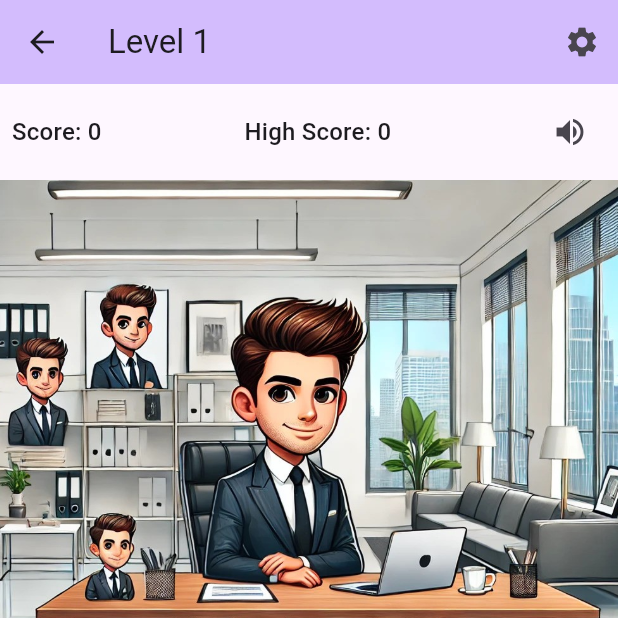
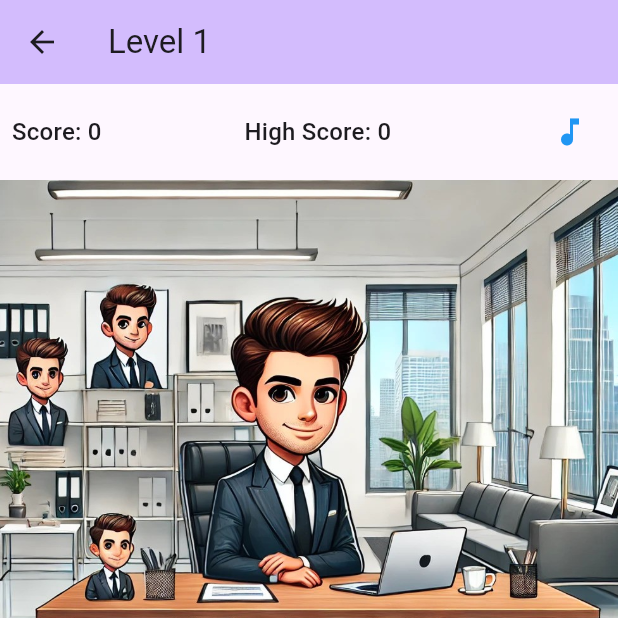
Before and after one commit to infangle/RageArcade, a Flutter app: the MyGame screen opened directly, on a phone screen of 412 x 824 dp, the top half of it. Run offline on Flutter 3.47's test engine with Material 3 defaults, Android fonts, the light colour scheme and no system bars; our stand-ins replace audioplayers.

Commit message:
background music added

```diff
--- a/lib/screens/game.dart
+++ b/lib/screens/game.dart
@@ -1,10 +1,11 @@
 import 'dart:async';
 import 'package:flutter/material.dart';
 import 'game2.dart'; // Next level screen
-import '../widgets/audio.dart'; // Audio widget
+
 import '../widgets/attack_icon_list.dart'; // Attack options widget
 import '../widgets/boss_dialogue.dart'; // Dialogue widget
 import '../models/attacks.dart'; // Attack model
+import '../widgets/audio.dart'; // Import the Audio widget
 
 class MyGame extends StatefulWidget {
   const MyGame({super.key});
@@ -21,6 +22,9 @@ class _MyGameState extends State<MyGame> {
   int _bossHealth = 100;
   Timer? _healthRegenTimer;
   late List<Attack> levelAttacks;
+
+  final String musicUrl =
+      'https://example.com/game-music.mp3'; // Replace with your music URL
 
   @override
   void initState() {
@@ -85,22 +89,18 @@ class _MyGameState extends State<MyGame> {
     });
   }
 
+  void _toggleMusic(bool isMusicEnabled) {
+    setState(() {
+      isMusicOn = isMusicEnabled;
+    });
+  }
+
   @override
   Widget build(BuildContext context) {
     return Scaffold(
       appBar: AppBar(
         backgroundColor: Theme.of(context).colorScheme.inversePrimary,
         title: const Text("Level 1"),
-        actions: [
-          // Replacing the audio widget with settings icon
-          IconButton(
-            icon: Icon(Icons.settings),
-            onPressed: () {
-              // Add your settings logic here
-              print("Settings clicked");
-            },
-          ),
-        ],
       ),
       body: Column(
         children: [
@@ -120,16 +120,11 @@ class _MyGameState extends State<MyGame> {
                   "High Score: $highestScore",
                   style: Theme.of(context).textTheme.titleMedium,
                 ),
-                // Audio Icon
-                IconButton(
-                  icon: Icon(
-                    isMusicOn ? Icons.volume_up : Icons.volume_off,
-                  ),
-                  onPressed: () {
-                    setState(() {
-                      isMusicOn = !isMusicOn;
-                    });
-                  },
+                // Audio Widget
+                Audio(
+                  isMusicOn: isMusicOn,
+                  musicUrl: musicUrl,
+                  onToggle: _toggleMusic,
                 ),
               ],
             ),
```
Also changed, not shown: lib/widgets/audio.dart (+17 -10 lines).
